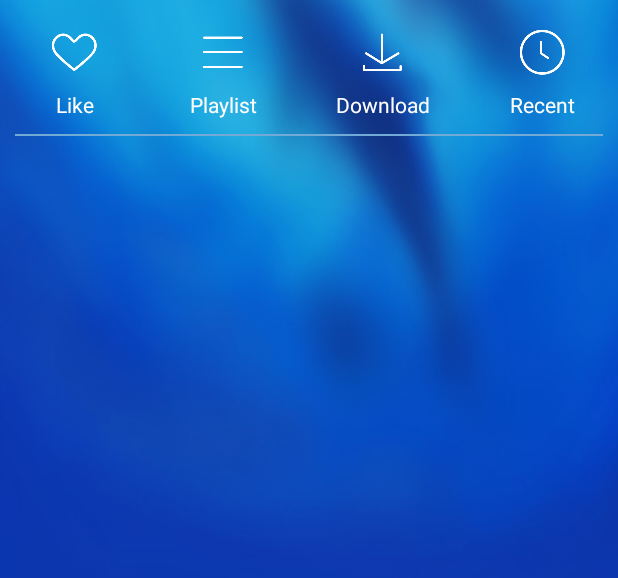
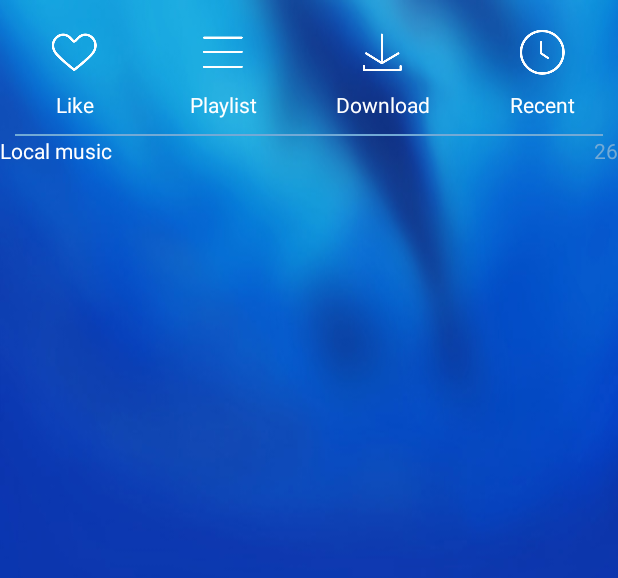
Before and after one commit to Aphrodite123/style, an Android app: the layout fragment_listen.xml on its own in the app's theme, with its tools: preview values and no code run, on a phone screen of 412 x 824 dp. Shown: the top 578 px of the screen. Run offline under Robolectric (Android 15) with nearby library versions, the phone set to English and light mode, and no system bars.

Commit message:
read local music files

```diff
--- a/HyunPlayer/app/src/main/java/com/aphrodite/hyunplayer/ui/fragment/ListenFragment.java
+++ b/HyunPlayer/app/src/main/java/com/aphrodite/hyunplayer/ui/fragment/ListenFragment.java
@@ -5,6 +5,7 @@ import android.os.Bundle;
 import android.view.LayoutInflater;
 import android.view.View;
 import android.view.ViewGroup;
+import android.widget.RelativeLayout;
 import android.widget.TextView;
 
 import com.aphrodite.hyunplayer.R;
@@ -22,6 +23,8 @@ public class ListenFragment extends BaseFragment implements View.OnClickListener
     private TextView mPlaylist;
     private TextView mDownload;
     private TextView mRecent;
+
+    private RelativeLayout mLocalMusicItem;
 
     /**
      * The index of like,playlist,download and recent
@@ -54,10 +57,14 @@ public class ListenFragment extends BaseFragment implements View.OnClickListener
         mDownload = (TextView) v.findViewById(R.id.listen_download_info);
         mRecent = (TextView) v.findViewById(R.id.listen_recent_info);
 
+        mLocalMusicItem = (RelativeLayout) v.findViewById(R.id.local_music);
+
         mLike.setOnClickListener(this);
         mPlaylist.setOnClickListener(this);
         mDownload.setOnClickListener(this);
         mRecent.setOnClickListener(this);
+
+        mLocalMusicItem.setOnClickListener(this);
     }
 
     @Override
@@ -78,6 +85,9 @@ public class ListenFragment extends BaseFragment implements View.OnClickListener
             case R.id.listen_recent_info:
                 mCurrentIndex = sRecentIndex;
                 setBtnFocus(mCurrentIndex);
+                break;
+            case R.id.local_music:
+                //TODO 本地音乐
                 break;
             default:
                 break;
--- a/HyunPlayer/app/src/main/res/layout/fragment_listen.xml
+++ b/HyunPlayer/app/src/main/res/layout/fragment_listen.xml
@@ -100,8 +100,29 @@
             android:layout_marginTop="@dimen/navigation_top_margin"/>
 
         <RelativeLayout
+            android:id="@+id/local_music"
             android:layout_width="match_parent"
-            android:layout_height="wrap_content">
+            android:layout_height="wrap_content"
+            android:gravity="center_vertical">
+
+            <TextView
+                android:layout_width="wrap_content"
+                android:layout_height="wrap_content"
+                android:text="@string/listen_local_music"
+                android:textColor="@android:color/white"/>
+
+            <TextView
+                android:id="@+id/local_music_play"
+                android:layout_width="wrap_content"
+                android:layout_height="wrap_content"/>
+
+            <TextView
+                android:id="@+id/local_musics"
+                android:layout_width="wrap_content"
+                android:layout_height="wrap_content"
+                android:layout_alignParentRight="true"
+                android:text="26"
+                android:textColor="@color/fragment_listen_navigation_pressed"/>
 
         </RelativeLayout>
     </LinearLayout>
--- a/HyunPlayer/app/src/main/res/values/strings.xml
+++ b/HyunPlayer/app/src/main/res/values/strings.xml
@@ -26,4 +26,6 @@
     <string name="listen_download">Download</string>
     <string name="listen_recent">Recent</string>
 
+    <string name="listen_local_music">Local music</string>
+
 </resources>
```
Also changed, not shown: 1 other file.
